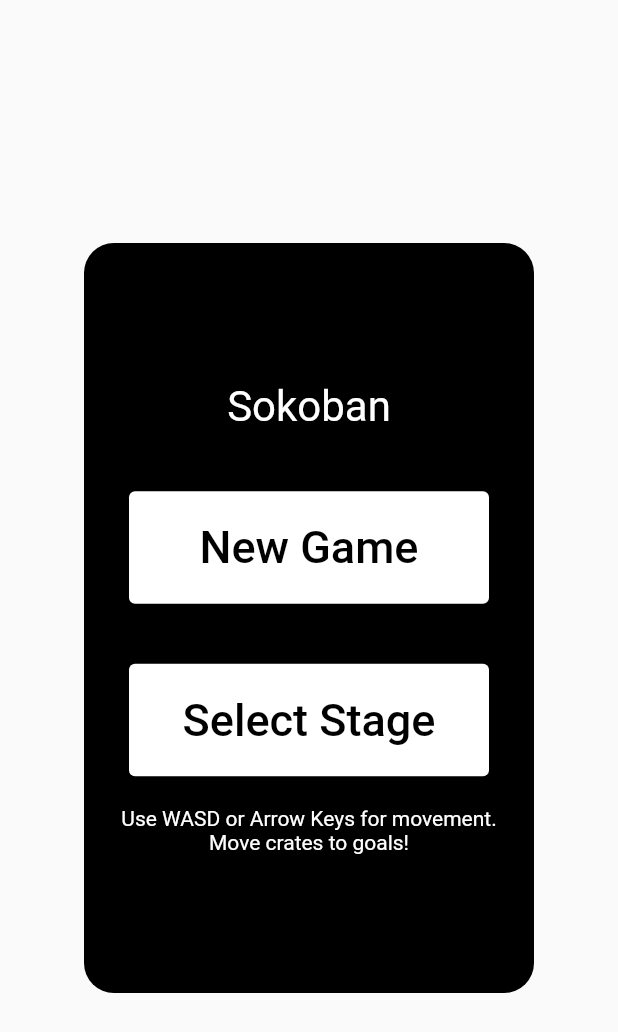
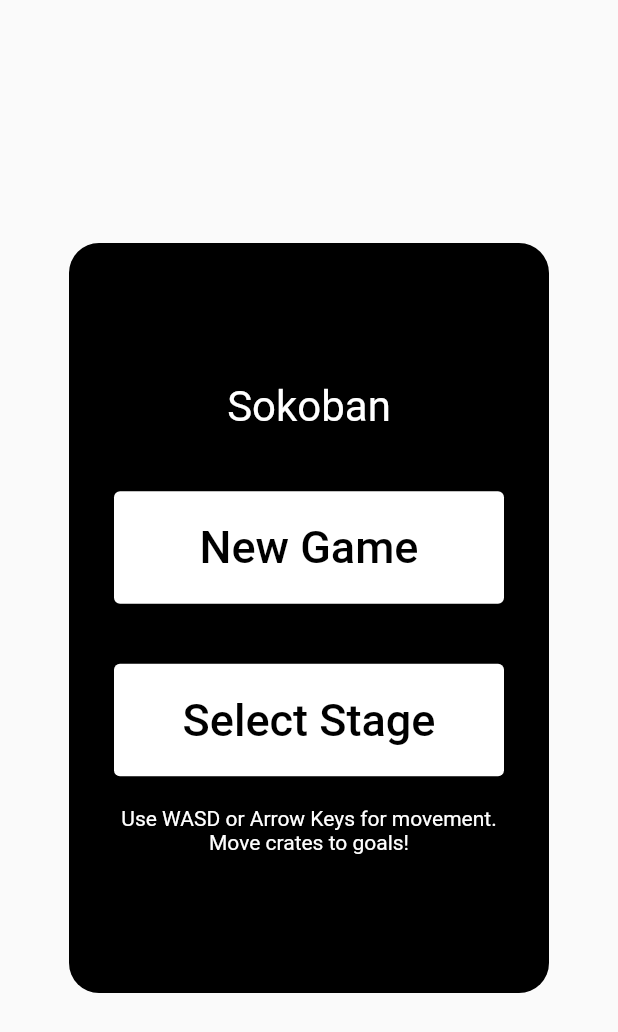
Before and after one commit to eidas/sokoban, a Flutter app: the screen it shows after launch, on a phone screen of 412 x 824 dp. Shown: the top 1032 px of the screen. Run offline on Flutter 3.47's test engine with Material 2 defaults, Android fonts, the phone set to English and light mode, and no system bars; missing offline and left inert: flame, flame_audio; generated files the repository leaves out were written again.

Commit message:
設定画面の多言語対応、Webでボタン内の文字が折り返すのを修正

```diff
--- a/lib/l10n/app_ja.arb
+++ b/lib/l10n/app_ja.arb
@@ -10,5 +10,7 @@
   "selectStageText": "ステージを選ぶ",
   "instructionText": "WASDか矢印キーで移動\n荷物をゴールに運ぼう!",
   "retryText": "やりなおす",
-  "settingsText": "設定"
+  "settingsText": "設定",
+  "bgmText": "BGM",
+  "volumeText": "音量: {volume}"
 }
--- a/lib/overlays/main_menu.dart
+++ b/lib/overlays/main_menu.dart
@@ -34,7 +34,7 @@ class MainMenu extends StatelessWidget {
               children: [
                 // settingボタン
                 SizedBox(
-                  width: 200,
+                  width: 240,
                   height: 75,
                   child: ElevatedButton(
                     onPressed: () {
@@ -55,7 +55,7 @@ class MainMenu extends StatelessWidget {
                 const SizedBox(height: 40),
                 // retryボタン
                 SizedBox(
-                  width: 200,
+                  width: 240,
                   height: 75,
                   child: ElevatedButton(
                     onPressed: () {
@@ -80,7 +80,7 @@ class MainMenu extends StatelessWidget {
                 const SizedBox(height: 40),
                 // BackToTitle ボタン
                 SizedBox(
-                  width: 200,
+                  width: 240,
                   height: 75,
                   child: ElevatedButton(
                     onPressed: () {
--- a/lib/overlays/stage_clear.dart
+++ b/lib/overlays/stage_clear.dart
@@ -42,7 +42,7 @@ class StageClear extends StatelessWidget {
               const SizedBox(height: 40),
               // NextStage ボタン
               SizedBox(
-                width: 200,
+                width: 240,
                 height: 75,
                 child: ElevatedButton(
                   onPressed: nextStageName == null
@@ -68,7 +68,7 @@ class StageClear extends StatelessWidget {
               const SizedBox(height: 40),
               // BackToTitle ボタン
               SizedBox(
-                width: 200,
+                width: 240,
                 height: 75,
                 child: ElevatedButton(
                   onPressed: () {
--- a/lib/pages/title_page.dart
+++ b/lib/pages/title_page.dart
@@ -15,7 +15,7 @@ class TitlePage extends StatelessWidget {
         child: Container(
           padding: const EdgeInsets.all(10.0),
           height: 500,
-          width: 300,
+          width: 320,
           decoration: const BoxDecoration(
             color: blackTextColor,
             borderRadius: BorderRadius.all(
@@ -35,7 +35,7 @@ class TitlePage extends StatelessWidget {
               const SizedBox(height: 40),
               // New Game Button
               SizedBox(
-                width: 240,
+                width: 260,
                 height: 75,
                 child: ElevatedButton(
                   onPressed: () => Navigator.of(context).pushNamed("/gamepage"),
@@ -54,7 +54,7 @@ class TitlePage extends StatelessWidget {
               const SizedBox(height: 40),
               // Select Stage Button
               SizedBox(
-                width: 240,
+                width: 260,
                 height: 75,
                 child: ElevatedButton(
                   onPressed: () =>
```
Also changed, not shown: lib/l10n/app_en.arb (+14 -0 lines), lib/overlays/settings_menu.dart (+6 -4 lines), pubspec.yaml (+0 -64 lines).
